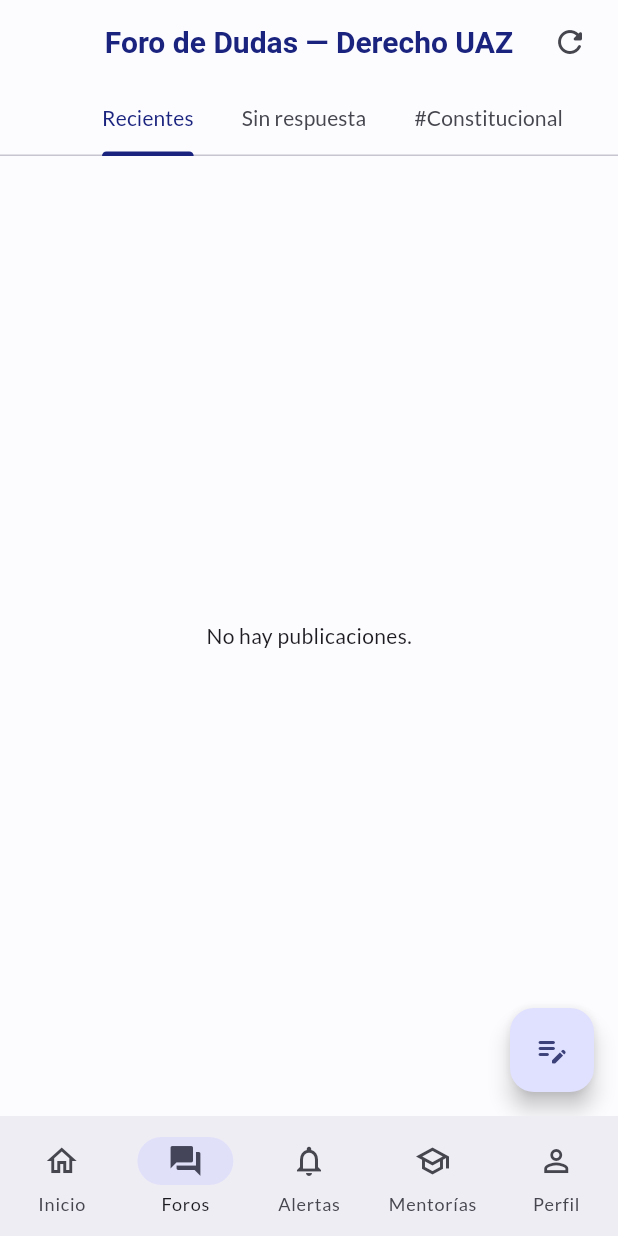
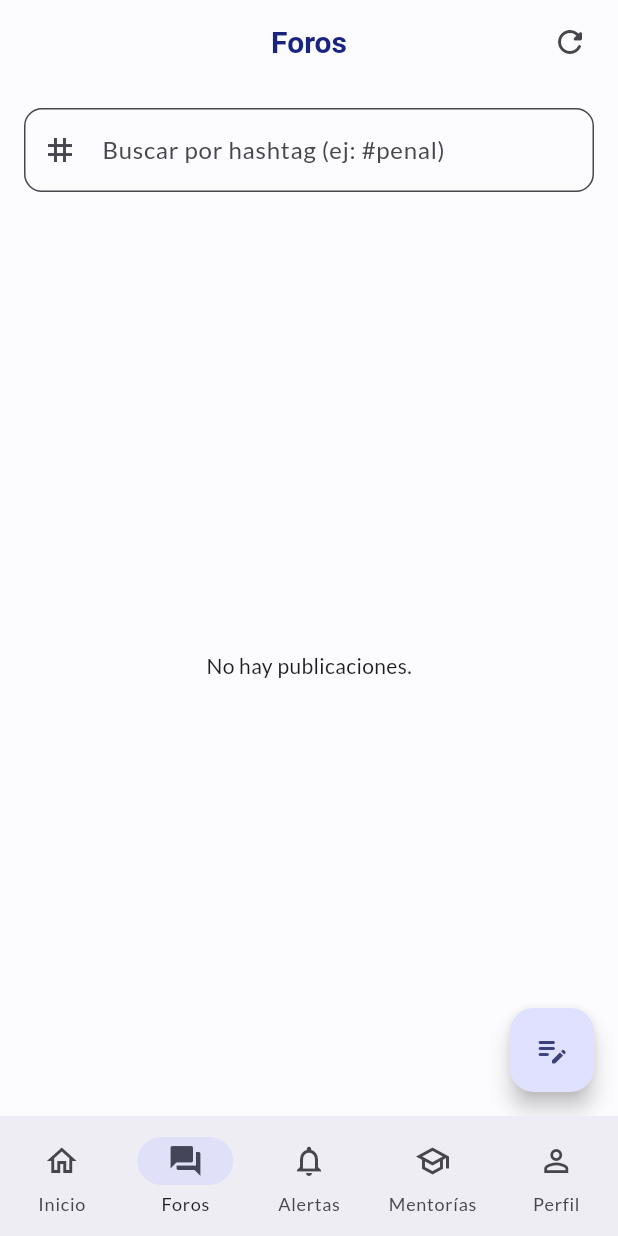
Before and after one commit to KIFUEL/Iuszac, a Flutter app: the ForumView screen opened by its route, on a phone screen of 412 x 824 dp. Run offline on Flutter 3.47's test engine with Material 3 defaults, Android fonts, the phone set to English and light mode, and no system bars; our stand-ins replace flutter_riverpod, go_router, google_fonts, supabase_flutter; accounts and stored records are empty.

Commit message:
Rediseño de vista de Foros: título simplificado y filtro por hashtag

```diff
--- a/lib/views/forum/forum_view.dart
+++ b/lib/views/forum/forum_view.dart
@@ -13,18 +13,13 @@
   ConsumerState<ForumView> createState() => _ForumViewState();
 }
 
-class _ForumViewState extends ConsumerState<ForumView> with SingleTickerProviderStateMixin {
-  late TabController _tabController;
-
-  @override
-  void initState() {
-    super.initState();
-    _tabController = TabController(length: 3, vsync: this);
-  }
+class _ForumViewState extends ConsumerState<ForumView> {
+  final _searchController = TextEditingController();
+  String _searchQuery = '';
 
   @override
   void dispose() {
-    _tabController.dispose();
+    _searchController.dispose();
     super.dispose();
   }
 
@@ -34,16 +29,7 @@
 
     return Scaffold(
       appBar: AppBar(
-        title: const Text('Foro de Dudas — Derecho UAZ'),
-        bottom: TabBar(
-          controller: _tabController,
-          isScrollable: true,
-          tabs: const [
-            Tab(text: 'Recientes'),
-            Tab(text: 'Sin respuesta'),
-            Tab(text: '#Constitucional'),
-          ],
-        ),
+        title: const Text('Foros'),
         actions: [
           IconButton(
             onPressed: () => ref.invalidate(forumPostsProvider),
@@ -52,23 +38,51 @@
           const SizedBox(width: 8),
         ],
       ),
-      body: postsAsync.when(
+      body: Column(
+        children: [
+          Padding(
+            padding: const EdgeInsets.all(16.0),
+            child: LawTextField(
+              label: 'Buscar por hashtag (ej: #penal)',
+              icon: Icons.tag,
+              controller: _searchController,
+              onChanged: (val) {
+                setState(() => _searchQuery = val.toLowerCase().trim());
+              },
+            ),
+          ),
+          Expanded(
+            child: postsAsync.when(
               data: (posts) {
                 if (posts.isEmpty) {
                   return const Center(child: Text('No hay publicaciones.'));
                 }
 
-          return TabBarView(
-            controller: _tabController,
-            children: [
-              _buildPostList(posts), // Recientes
-              _buildPostList(posts.where((p) => p.replyCount == 0).toList()), // Sin respuesta
-              _buildPostList(posts.where((p) => p.tags.contains('Constitucional')).toList()), // Por materia
-            ],
-          );
+                final filteredPosts = posts.where((p) {
+                  if (_searchQuery.isEmpty) return true;
+                  final searchTag = _searchQuery.startsWith('#')
+                      ? _searchQuery.substring(1)
+                      : _searchQuery;
+
+                  final matchesTag = p.tags.any((tag) =>
+                      tag.toLowerCase().contains(searchTag));
+                  final matchesTitle =
+                      p.title.toLowerCase().contains(_searchQuery);
+
+                  return matchesTag || matchesTitle;
+                }).toList();
+
+                if (filteredPosts.isEmpty) {
+                  return const Center(child: Text('No se encontraron resultados.'));
+                }
+
+                return _buildPostList(filteredPosts);
               },
               loading: () => const Center(child: CircularProgressIndicator()),
               error: (err, _) => Center(child: Text('Error: $err')),
+            ),
+          ),
+        ],
       ),
       floatingActionButton: FloatingActionButton(
         onPressed: () => context.go('/forum/new'),
@@ -79,7 +93,7 @@
 
   Widget _buildPostList(List<ForumPost> posts) {
     return ListView.builder(
-      padding: const EdgeInsets.all(16),
+      padding: const EdgeInsets.symmetric(horizontal: 16),
       itemCount: posts.length,
       itemBuilder: (context, index) {
         return _buildPostCard(context, posts[index]);
@@ -123,25 +137,33 @@
                       children: [
                         Text(
                           authorName,
-                          style: const TextStyle(fontWeight: FontWeight.bold, fontSize: 13),
+                          style: const TextStyle(
+                              fontWeight: FontWeight.bold, fontSize: 13),
                         ),
                         Text(
                           '$semester · $formattedDate',
-                          style: Theme.of(context).textTheme.bodySmall?.copyWith(color: Colors.grey),
+                          style: Theme.of(context)
+                              .textTheme
+                              .bodySmall
+                              ?.copyWith(color: Colors.grey),
                         ),
                       ],
                     ),
                   ),
                   if (post.isUrgent)
                     Container(
-                      padding: const EdgeInsets.symmetric(horizontal: 6, vertical: 2),
+                      padding: const EdgeInsets.symmetric(
+                          horizontal: 6, vertical: 2),
                       decoration: BoxDecoration(
                         color: Colors.red.shade100,
                         borderRadius: BorderRadius.circular(4),
                       ),
                       child: const Text(
                         'URGENTE',
-                        style: TextStyle(color: Colors.red, fontSize: 9, fontWeight: FontWeight.bold),
+                        style: TextStyle(
+                            color: Colors.red,
+                            fontSize: 9,
+                            fontWeight: FontWeight.bold),
                       ),
                     ),
                 ],
@@ -150,16 +172,22 @@
               if (post.tags.isNotEmpty) ...[
                 Wrap(
                   spacing: 6,
-                  children: post.tags.map((tag) => Text(
+                  children: post.tags
+                      .map((tag) => Text(
                             '#$tag',
-                    style: TextStyle(color: colorScheme.primary, fontSize: 11, fontWeight: FontWeight.bold),
-                  )).toList(),
+                            style: TextStyle(
+                                color: colorScheme.primary,
+                                fontSize: 11,
+                                fontWeight: FontWeight.bold),
+                          ))
+                      .toList(),
                 ),
                 const SizedBox(height: 8),
               ],
               Text(
                 post.title,
-                style: const TextStyle(fontWeight: FontWeight.bold, fontSize: 15),
+                style:
+                    const TextStyle(fontWeight: FontWeight.bold, fontSize: 15),
               ),
               const SizedBox(height: 8),
               Text(
@@ -171,14 +199,19 @@
               const Divider(height: 24),
               Row(
                 children: [
-                  Icon(Icons.chat_bubble_outline, size: 16, color: colorScheme.primary),
+                  Icon(Icons.chat_bubble_outline,
+                      size: 16, color: colorScheme.primary),
                   const SizedBox(width: 6),
                   Text(
                     '${post.replyCount} respuestas',
-                    style: TextStyle(color: colorScheme.primary, fontSize: 12, fontWeight: FontWeight.bold),
+                    style: TextStyle(
+                        color: colorScheme.primary,
+                        fontSize: 12,
+                        fontWeight: FontWeight.bold),
                   ),
                   const Spacer(),
-                  const Icon(Icons.arrow_forward_ios, size: 12, color: Colors.grey),
+                  const Icon(Icons.arrow_forward_ios,
+                      size: 12, color: Colors.grey),
                 ],
               ),
             ],
```
Lines whose indentation alone changed are shown as unchanged.
